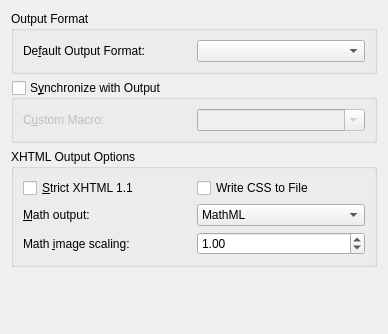
cburschka/lyx, file src/frontends/qt4/ui/OutputUi.ui: the form before one commit.
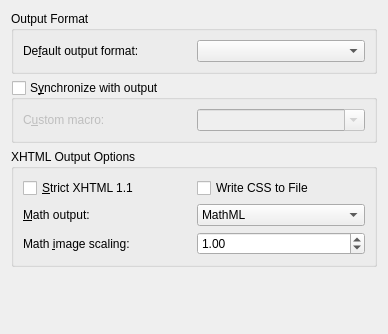
The form after the commit.

```diff
--- a/src/frontends/qt4/ui/OutputUi.ui
+++ b/src/frontends/qt4/ui/OutputUi.ui
@@ -43,7 +43,7 @@
            <string>Specify the default output format (for view/update)</string>
           </property>
           <property name="text">
-           <string>De&amp;fault Output Format:</string>
+           <string>De&amp;fault output format:</string>
           </property>
           <property name="buddy">
            <cstring>defaultFormatCO</cstring>
@@ -68,7 +68,7 @@
       <string>Enable forward/reverse search between editor and output (e.g., SyncTeX)</string>
      </property>
      <property name="title">
-      <string>S&amp;ynchronize with Output</string>
+      <string>S&amp;ynchronize with output</string>
      </property>
      <property name="flat">
       <bool>true</bool>
@@ -85,7 +85,7 @@
         <item>
          <widget class="QLabel" name="label">
           <property name="text">
-           <string>C&amp;ustom Macro:</string>
+           <string>C&amp;ustom macro:</string>
           </property>
           <property name="buddy">
            <cstring>synccustomCB</cstring>
```
